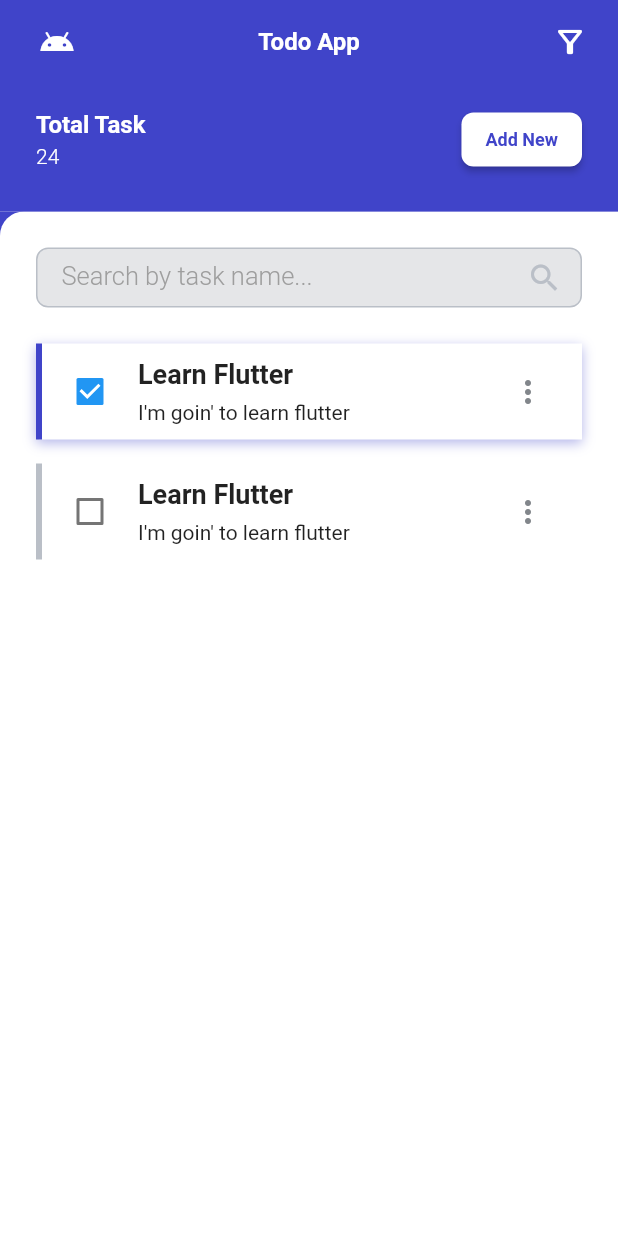
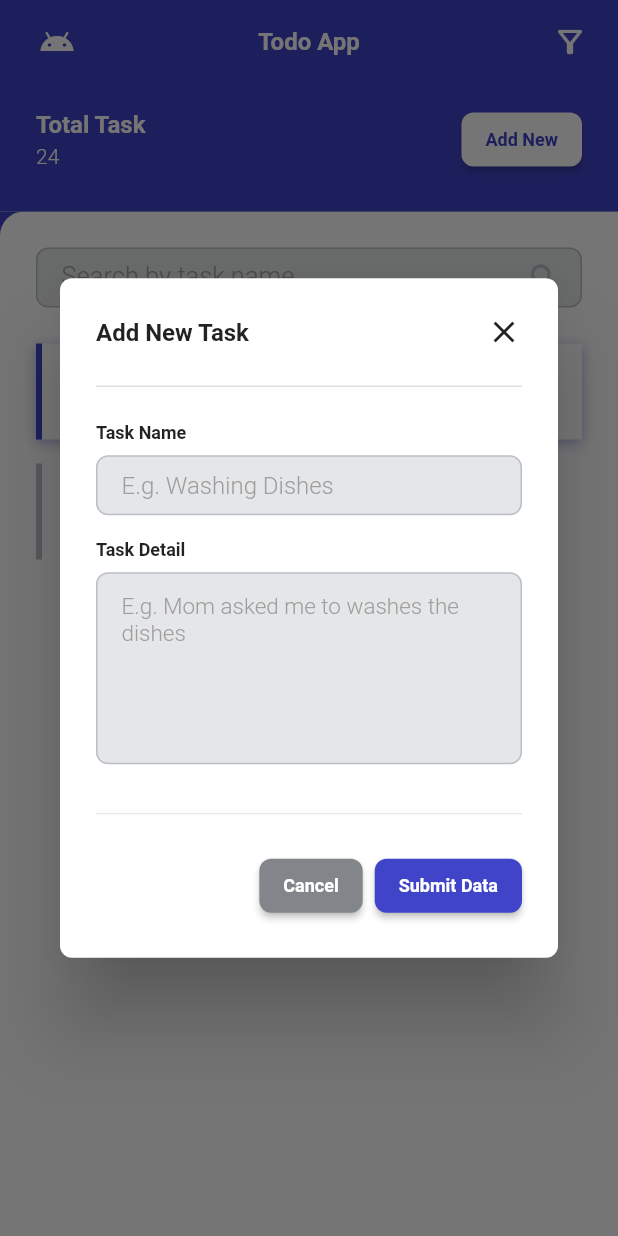
Before and after one commit to BSO-Android-2021/todo_app, a Flutter app: the screen it shows after launch, after a tap on "Add New", on a phone screen of 412 x 824 dp. Run offline on Flutter 3.47's test engine with Material 2 defaults, Android fonts, the phone set to English and light mode, and no system bars.

Commit message:
Add dialog features and make it modular

```diff
--- /dev/null
+++ b/lib/ui/form/form_add_list_dialog.dart
@@ -0,0 +1,145 @@
+import 'package:flutter/material.dart';
+import 'package:todo_app/ui/alert/success_added_dialog.dart';
+
+void formAddListDialog(BuildContext context) => showDialog(
+      context: context,
+      builder: (BuildContext context) => Dialog(
+        shape: RoundedRectangleBorder(
+          borderRadius: BorderRadius.circular(8),
+        ),
+        child: Padding(
+          padding: const EdgeInsets.all(24),
+          child: Column(
+            mainAxisAlignment: MainAxisAlignment.center,
+            mainAxisSize: MainAxisSize.min,
+            children: [
+              Row(
+                mainAxisAlignment: MainAxisAlignment.spaceBetween,
+                children: [
+                  Text(
+                    "Add New Task",
+                    style: TextStyle(fontWeight: FontWeight.w700, fontSize: 16),
+                  ),
+                  GestureDetector(
+                    onTap: () => Navigator.of(context).pop(),
+                    child: Icon(Icons.close),
+                  ),
+                ],
+              ),
+              Padding(
+                padding: const EdgeInsets.symmetric(vertical: 16),
+                child: Divider(
+                  thickness: 1,
+                ),
+              ),
+              Column(
+                crossAxisAlignment: CrossAxisAlignment.start,
+                children: [
+                  Text(
+                    "Task Name",
+                    style: TextStyle(
+                      fontWeight: FontWeight.w600,
+                      fontSize: 12,
+                    ),
+                  ),
+                  SizedBox(height: 8),
+                  Container(
+                    padding: EdgeInsets.only(left: 16.0),
+                    height: 40,
+                    decoration: BoxDecoration(
+                      borderRadius: BorderRadius.circular(8.0),
+                      border:
+                          Border.all(color: Color.fromRGBO(186, 191, 199, 1)),
+                      color: Color.fromRGBO(108, 117, 125, 0.18),
+                    ),
+                    child: TextField(
+                      decoration: InputDecoration(
+                        hintText: "E.g. Washing Dishes",
+                        hintStyle: TextStyle(
+                          fontSize: 16.0,
+                          fontWeight: FontWeight.w300,
+                          color: Colors.grey,
+                        ),
+                        border: InputBorder.none,
+                      ),
+                    ),
+                  ),
+                ],
+              ),
+              SizedBox(height: 16),
+              Column(
+                crossAxisAlignment: CrossAxisAlignment.start,
+                children: [
+                  Text(
+                    "Task Detail",
+                    style: TextStyle(
+                      fontWeight: FontWeight.w600,
+                      fontSize: 12,
+                    ),
+                  ),
+                  SizedBox(height: 8),
+                  Container(
+                    padding: EdgeInsets.only(left: 16.0),
+                    height: 128,
+                    decoration: BoxDecoration(
+                      borderRadius: BorderRadius.circular(8.0),
+                      border:
+                          Border.all(color: Color.fromRGBO(186, 191, 199, 1)),
+                      color: Color.fromRGBO(108, 117, 125, 0.18),
+                    ),
+                    child: TextField(
+                      maxLines: 8,
+                      decoration: InputDecoration(
+                        hintText: "E.g. Mom asked me to washes the dishes",
+                        hintStyle: TextStyle(
+                          fontSize: 15.0,
+                          fontWeight: FontWeight.w300,
+                          color: Colors.grey,
+                        ),
+                        border: InputBorder.none,
+                      ),
+                    ),
+                  ),
+                ],
+              ),
+              Padding(
+                padding: const EdgeInsets.only(top: 25, bottom: 16),
+                child: Divider(),
+              ),
+              Row(
+                mainAxisAlignment: MainAxisAlignment.end,
+                children: [
+                  ElevatedButton(
+                    onPressed: () => Navigator.of(context).pop(),
+                    child: Text("Cancel"),
+                    style: ElevatedButton.styleFrom(
+                      shape: RoundedRectangleBorder(
+                        borderRadius: BorderRadius.circular(8),
+                      ),
+                      onPrimary: Colors.white,
+                      primary: Color(0xff82868B),
+                      textStyle:
+                          TextStyle(fontSize: 12, fontWeight: FontWeight.w700),
+                    ),
+                  ),
+                  SizedBox(width: 8),
+                  ElevatedButton(
+                    onPressed: () => successAddedDialog(context),
+                    child: Text("Submit Data"),
+                    style: ElevatedButton.styleFrom(
+                      shape: RoundedRectangleBorder(
+                        borderRadius: BorderRadius.circular(8),
+                      ),
+                      onPrimary: Colors.white,
+                      primary: Color(0xff4044C9),
+                      textStyle:
+                          TextStyle(fontSize: 12, fontWeight: FontWeight.w700),
+                    ),
+                  ),
+                ],
+              )
+            ],
+          ),
+        ),
+      ),
+    );
```
Also changed, not shown: lib/main.dart (+9 -1 lines), lib/ui/alert/confirm_dialog.dart (added, +63 -0 lines), lib/ui/alert/success_added_dialog.dart (added, +25 -0 lines), lib/ui/alert/success_deleted_dialog.dart (added, +25 -0 lines).
